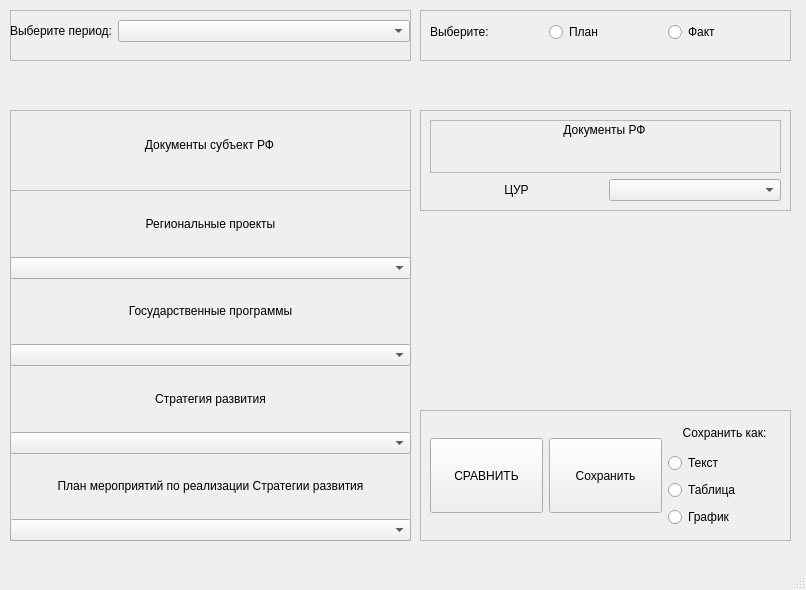
Qt form uiFiles/MainWindow.ui (ssofaaa07/SP_projectQT) before a commit.
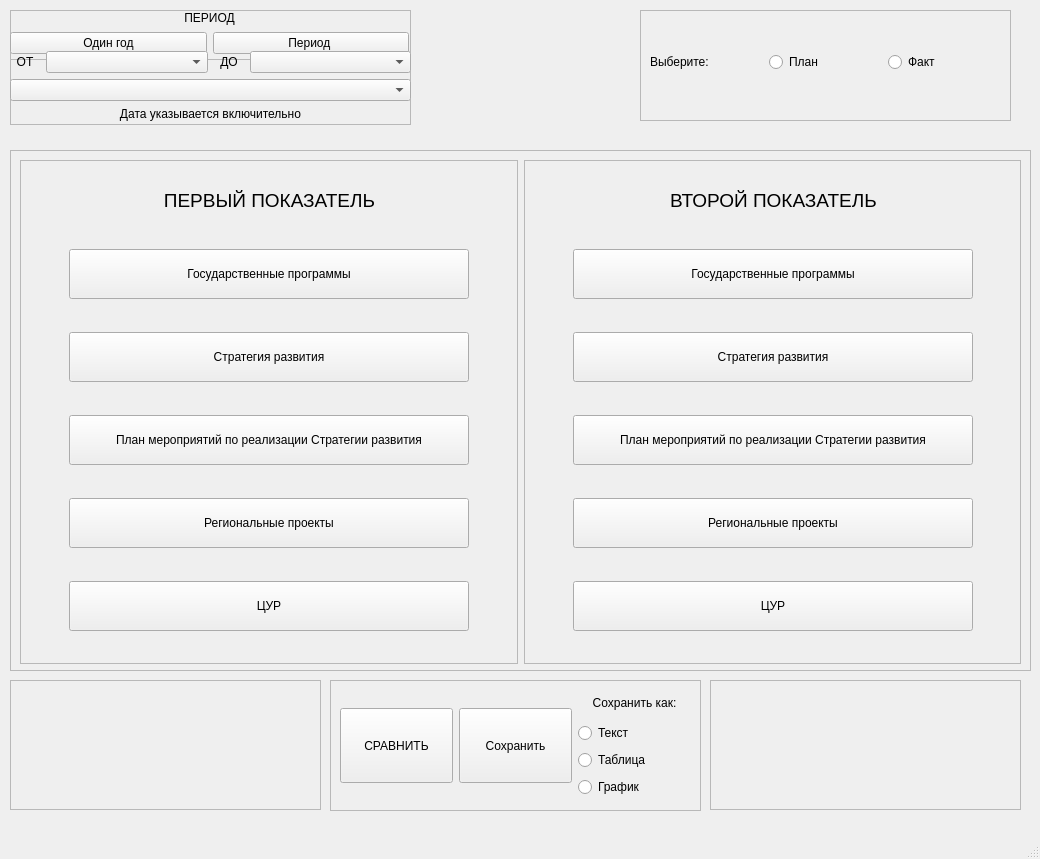
The same form after that commit.

What changed in the file:
```diff
--- a/uiFiles/MainWindow.ui
+++ b/uiFiles/MainWindow.ui
@@ -6,194 +6,19 @@
    <rect>
     <x>0</x>
     <y>0</y>
-    <width>806</width>
-    <height>590</height>
+    <width>1040</width>
+    <height>859</height>
    </rect>
   </property>
   <property name="windowTitle">
    <string>MainWindow</string>
   </property>
-  <widget class="QWidget" name="centralwidget">
-   <widget class="QFrame" name="MainParametersFrame">
-    <property name="geometry">
-     <rect>
-      <x>10</x>
-      <y>110</y>
-      <width>401</width>
-      <height>431</height>
-     </rect>
-    </property>
-    <property name="frameShape">
-     <enum>QFrame::StyledPanel</enum>
-    </property>
-    <property name="frameShadow">
-     <enum>QFrame::Raised</enum>
-    </property>
-    <widget class="QWidget" name="verticalLayoutWidget">
-     <property name="geometry">
-      <rect>
-       <x>0</x>
-       <y>0</y>
-       <width>401</width>
-       <height>431</height>
-      </rect>
-     </property>
-     <layout class="QVBoxLayout" name="MainParametesVerticalLayout">
-      <item>
-       <widget class="QFrame" name="MPSubFrame">
-        <property name="frameShape">
-         <enum>QFrame::StyledPanel</enum>
-        </property>
-        <property name="frameShadow">
-         <enum>QFrame::Raised</enum>
-        </property>
-        <widget class="QLabel" name="MainParametersLabel">
-         <property name="geometry">
-          <rect>
-           <x>0</x>
-           <y>10</y>
-           <width>399</width>
-           <height>51</height>
-          </rect>
-         </property>
-         <property name="text">
-          <string>&lt;html&gt;&lt;head/&gt;&lt;body&gt;&lt;p align=&quot;center&quot;&gt;Документы субъект РФ&lt;/p&gt;&lt;/body&gt;&lt;/html&gt;</string>
-         </property>
-        </widget>
-       </widget>
-      </item>
-      <item>
-       <layout class="QVBoxLayout" name="RPVerticalLayout">
-        <item>
-         <widget class="QLabel" name="RPLabel">
-          <property name="text">
-           <string>&lt;html&gt;&lt;head/&gt;&lt;body&gt;&lt;p align=&quot;center&quot;&gt;Региональные проекты&lt;/p&gt;&lt;/body&gt;&lt;/html&gt;</string>
-          </property>
-         </widget>
-        </item>
-        <item>
-         <widget class="QComboBox" name="RPComboBox"/>
-        </item>
-       </layout>
-      </item>
-      <item>
-       <layout class="QVBoxLayout" name="GPVerticalLayout">
-        <item>
-         <widget class="QLabel" name="GPlabel">
-          <property name="text">
-           <string>&lt;html&gt;&lt;head/&gt;&lt;body&gt;&lt;p align=&quot;center&quot;&gt;Государственные программы&lt;/p&gt;&lt;/body&gt;&lt;/html&gt;</string>
-          </property>
-         </widget>
-        </item>
-        <item>
-         <widget class="QComboBox" name="GPComboBox"/>
-        </item>
-       </layout>
-      </item>
-      <item>
-       <layout class="QVBoxLayout" name="StrategyVerticalLayout">
-        <item>
-         <widget class="QLabel" name="StrategyLabel">
-          <property name="text">
-           <string>&lt;html&gt;&lt;head/&gt;&lt;body&gt;&lt;p align=&quot;center&quot;&gt;Стратегия развития&lt;/p&gt;&lt;/body&gt;&lt;/html&gt;</string>
-          </property>
-         </widget>
-        </item>
-        <item>
-         <widget class="QComboBox" name="StrategyComboBox"/>
-        </item>
-       </layout>
-      </item>
-      <item>
-       <layout class="QVBoxLayout" name="PMVerticalLayout">
-        <item>
-         <widget class="QLabel" name="PMLabel">
-          <property name="text">
-           <string>&lt;html&gt;&lt;head/&gt;&lt;body&gt;&lt;p align=&quot;center&quot;&gt;План мероприятий по реализации Стратегии развития&lt;/p&gt;&lt;/body&gt;&lt;/html&gt;</string>
-          </property>
-          <property name="scaledContents">
-           <bool>false</bool>
-          </property>
-         </widget>
-        </item>
-        <item>
-         <widget class="QComboBox" name="PMComboBox"/>
-        </item>
-       </layout>
-      </item>
-     </layout>
-    </widget>
-   </widget>
-   <widget class="QFrame" name="OtherParametersFrame">
-    <property name="geometry">
-     <rect>
-      <x>420</x>
-      <y>110</y>
-      <width>371</width>
-      <height>101</height>
-     </rect>
-    </property>
-    <property name="frameShape">
-     <enum>QFrame::StyledPanel</enum>
-    </property>
-    <property name="frameShadow">
-     <enum>QFrame::Raised</enum>
-    </property>
-    <widget class="QWidget" name="verticalLayoutWidget_6">
-     <property name="geometry">
-      <rect>
-       <x>10</x>
-       <y>10</y>
-       <width>351</width>
-       <height>81</height>
-      </rect>
-     </property>
-     <layout class="QVBoxLayout" name="OtherParametersVerticalLayout">
-      <item>
-       <widget class="QFrame" name="OPSubFrame">
-        <property name="frameShape">
-         <enum>QFrame::StyledPanel</enum>
-        </property>
-        <property name="frameShadow">
-         <enum>QFrame::Raised</enum>
-        </property>
-        <widget class="QLabel" name="OtherParametersNameLabel">
-         <property name="geometry">
-          <rect>
-           <x>0</x>
-           <y>0</y>
-           <width>349</width>
-           <height>21</height>
-          </rect>
-         </property>
-         <property name="text">
-          <string>&lt;html&gt;&lt;head/&gt;&lt;body&gt;&lt;p align=&quot;center&quot;&gt;Документы РФ&lt;/p&gt;&lt;/body&gt;&lt;/html&gt;</string>
-         </property>
-        </widget>
-       </widget>
-      </item>
-      <item>
-       <layout class="QHBoxLayout" name="OtherParametersHorizontalLayout">
-        <item>
-         <widget class="QLabel" name="OtherParametersLabel">
-          <property name="text">
-           <string>&lt;html&gt;&lt;head/&gt;&lt;body&gt;&lt;p align=&quot;center&quot;&gt;ЦУР&lt;/p&gt;&lt;/body&gt;&lt;/html&gt;</string>
-          </property>
-         </widget>
-        </item>
-        <item>
-         <widget class="QComboBox" name="OtherParametersComboBox"/>
-        </item>
-       </layout>
-      </item>
-     </layout>
-    </widget>
-   </widget>
+  <widget class="QWidget" name="centralWidget">
    <widget class="QFrame" name="SaveParametersFrame">
     <property name="geometry">
      <rect>
-      <x>420</x>
-      <y>410</y>
+      <x>330</x>
+      <y>680</y>
       <width>371</width>
       <height>131</height>
      </rect>
@@ -287,45 +112,180 @@
       <x>10</x>
       <y>10</y>
       <width>401</width>
-      <height>51</height>
+      <height>115</height>
      </rect>
     </property>
+    <property name="minimumSize">
+     <size>
+      <width>0</width>
+      <height>115</height>
+     </size>
+    </property>
+    <property name="maximumSize">
+     <size>
+      <width>16777215</width>
+      <height>115</height>
+     </size>
+    </property>
     <property name="frameShape">
      <enum>QFrame::StyledPanel</enum>
     </property>
     <property name="frameShadow">
      <enum>QFrame::Raised</enum>
     </property>
-    <widget class="QWidget" name="formLayoutWidget">
+    <widget class="QWidget" name="verticalLayoutWidget">
      <property name="geometry">
       <rect>
        <x>0</x>
-       <y>10</y>
-       <width>400</width>
-       <height>31</height>
+       <y>0</y>
+       <width>401</width>
+       <height>111</height>
       </rect>
      </property>
-     <layout class="QFormLayout" name="PeriodFormLayout">
-      <item row="0" column="0">
-       <widget class="QLabel" name="YearsLabel">
+     <layout class="QVBoxLayout" name="periodVerticalLayout">
+      <item>
+       <widget class="QFrame" name="headerFrame">
+        <property name="minimumSize">
+         <size>
+          <width>0</width>
+          <height>50</height>
+         </size>
+        </property>
+        <property name="maximumSize">
+         <size>
+          <width>16777215</width>
+          <height>100</height>
+         </size>
+        </property>
+        <property name="frameShape">
+         <enum>QFrame::StyledPanel</enum>
+        </property>
+        <property name="frameShadow">
+         <enum>QFrame::Raised</enum>
+        </property>
+        <widget class="QWidget" name="horizontalLayoutWidget">
+         <property name="geometry">
+          <rect>
+           <x>0</x>
+           <y>20</y>
+           <width>399</width>
+           <height>27</height>
+          </rect>
+         </property>
+         <layout class="QHBoxLayout" name="buttonHorizontalLayout">
+          <item>
+           <widget class="QPushButton" name="oneYearButton">
+            <property name="styleSheet">
+             <string notr="true"/>
+            </property>
+            <property name="text">
+             <string>Один год</string>
+            </property>
+           </widget>
+          </item>
+          <item>
+           <widget class="QPushButton" name="yearPeriodButton">
+            <property name="text">
+             <string>Период </string>
+            </property>
+           </widget>
+          </item>
+         </layout>
+        </widget>
+        <widget class="QLabel" name="headerLabel">
+         <property name="geometry">
+          <rect>
+           <x>0</x>
+           <y>0</y>
+           <width>399</width>
+           <height>16</height>
+          </rect>
+         </property>
+         <property name="text">
+          <string>&lt;html&gt;&lt;head/&gt;&lt;body&gt;&lt;p align=&quot;center&quot;&gt;ПЕРИОД&lt;/p&gt;&lt;/body&gt;&lt;/html&gt;</string>
+         </property>
+        </widget>
+       </widget>
+      </item>
+      <item>
+       <layout class="QVBoxLayout" name="periodLayout">
+        <item>
+         <layout class="QHBoxLayout" name="periodHorizontalLayout">
+          <item>
+           <widget class="QLabel" name="fromLabel">
+            <property name="minimumSize">
+             <size>
+              <width>0</width>
+              <height>0</height>
+             </size>
+            </property>
+            <property name="maximumSize">
+             <size>
+              <width>30</width>
+              <height>16777215</height>
+             </size>
+            </property>
+            <property name="baseSize">
+             <size>
+              <width>0</width>
+              <height>0</height>
+             </size>
+            </property>
+            <property name="styleSheet">
+             <string notr="true"/>
+            </property>
+            <property name="text">
+             <string>&lt;html&gt;&lt;head/&gt;&lt;body&gt;&lt;p align=&quot;center&quot;&gt;ОТ&lt;/p&gt;&lt;/body&gt;&lt;/html&gt;</string>
+            </property>
+           </widget>
+          </item>
+          <item>
+           <widget class="QComboBox" name="fromComboBox"/>
+          </item>
+          <item>
+           <widget class="QLabel" name="toLabel">
+            <property name="maximumSize">
+             <size>
+              <width>30</width>
+              <height>16777215</height>
+             </size>
+            </property>
+            <property name="text">
+             <string>&lt;html&gt;&lt;head/&gt;&lt;body&gt;&lt;p align=&quot;center&quot;&gt;ДО&lt;/p&gt;&lt;/body&gt;&lt;/html&gt;</string>
+            </property>
+           </widget>
+          </item>
+          <item>
+           <widget class="QComboBox" name="toComboBox"/>
+          </item>
+         </layout>
+        </item>
+       </layout>
+      </item>
+      <item>
+       <widget class="QComboBox" name="oneYearComboBox">
+        <property name="styleSheet">
+         <string notr="true"/>
+        </property>
+       </widget>
+      </item>
+      <item>
+       <widget class="QLabel" name="footerLabel">
         <property name="text">
-         <string>Выберите период:</string>
+         <string>&lt;html&gt;&lt;head/&gt;&lt;body&gt;&lt;p align=&quot;center&quot;&gt;Дата указывается включительно&lt;/p&gt;&lt;/body&gt;&lt;/html&gt;</string>
         </property>
        </widget>
       </item>
-      <item row="0" column="1">
-       <widget class="QComboBox" name="YearsComboBox"/>
-      </item>
      </layout>
     </widget>
    </widget>
    <widget class="QFrame" name="PFFrame">
     <property name="geometry">
      <rect>
-      <x>420</x>
+      <x>640</x>
       <y>10</y>
       <width>371</width>
-      <height>51</height>
+      <height>111</height>
      </rect>
     </property>
     <property name="frameShape">
@@ -338,36 +298,356 @@
      <property name="geometry">
       <rect>
        <x>10</x>
-       <y>10</y>
+       <y>40</y>
        <width>351</width>
        <height>25</height>
       </rect>
      </property>
-     <layout class="QGridLayout" name="gridLayout">
-      <item row="0" column="0">
-       <widget class="QLabel" name="PlanFactLabel">
-        <property name="text">
-         <string>Выберите:</string>
-        </property>
-       </widget>
-      </item>
-      <item row="0" column="1">
-       <widget class="QRadioButton" name="PlanRadioButton">
-        <property name="text">
-         <string>План</string>
-        </property>
-       </widget>
-      </item>
+     <layout class="QGridLayout" name="PFGridLayout">
       <item row="0" column="2">
-       <widget class="QRadioButton" name="FactRadioButton">
+       <widget class="QRadioButton" name="planRadioButton">
+        <property name="text">
+         <string>План</string>
+        </property>
+       </widget>
+      </item>
+      <item row="0" column="3">
+       <widget class="QRadioButton" name="factRadioButton">
         <property name="text">
          <string>Факт</string>
         </property>
        </widget>
       </item>
+      <item row="0" column="1">
+       <widget class="QLabel" name="planFactLabel">
+        <property name="text">
+         <string>Выберите:</string>
+        </property>
+       </widget>
+      </item>
      </layout>
     </widget>
    </widget>
+   <widget class="QFrame" name="IndicatorsFrame">
+    <property name="geometry">
+     <rect>
+      <x>10</x>
+      <y>150</y>
+      <width>1021</width>
+      <height>521</height>
+     </rect>
+    </property>
+    <property name="frameShape">
+     <enum>QFrame::StyledPanel</enum>
+    </property>
+    <property name="frameShadow">
+     <enum>QFrame::Raised</enum>
+    </property>
+    <widget class="QWidget" name="layoutWidget">
+     <property name="geometry">
+      <rect>
+       <x>10</x>
+       <y>10</y>
+       <width>1001</width>
+       <height>504</height>
+      </rect>
+     </property>
+     <layout class="QHBoxLayout" name="indicatorsHorizontalLayout">
+      <item>
+       <widget class="QFrame" name="secindIndicatorFrame">
+        <property name="frameShape">
+         <enum>QFrame::StyledPanel</enum>
+        </property>
+        <property name="frameShadow">
+         <enum>QFrame::Raised</enum>
+        </property>
+        <widget class="QWidget" name="verticalLayoutWidget_2">
+         <property name="geometry">
+          <rect>
+           <x>-1</x>
+           <y>-1</y>
+           <width>501</width>
+           <height>501</height>
+          </rect>
+         </property>
+         <layout class="QVBoxLayout" name="secondIndVerticalLayout">
+          <item>
+           <widget class="QLabel" name="firstIndicatorLabel">
+            <property name="maximumSize">
+             <size>
+              <width>16777215</width>
+              <height>30</height>
+             </size>
+            </property>
+            <property name="text">
+             <string>&lt;html&gt;&lt;head/&gt;&lt;body&gt;&lt;p align=&quot;center&quot;&gt;&lt;span style=&quot; font-size:14pt;&quot;&gt;ПЕРВЫЙ ПОКАЗАТЕЛЬ&lt;/span&gt;&lt;/p&gt;&lt;/body&gt;&lt;/html&gt;</string>
+            </property>
+           </widget>
+          </item>
+          <item alignment="Qt::AlignHCenter">
+           <widget class="QPushButton" name="GPPushButton">
+            <property name="minimumSize">
+             <size>
+              <width>400</width>
+              <height>50</height>
+             </size>
+            </property>
+            <property name="maximumSize">
+             <size>
+              <width>400</width>
+              <height>16777215</height>
+             </size>
+            </property>
+            <property name="text">
+             <string>Государственные программы</string>
+            </property>
+           </widget>
+          </item>
+          <item alignment="Qt::AlignHCenter">
+           <widget class="QPushButton" name="strategyPushButton">
+            <property name="minimumSize">
+             <size>
+              <width>400</width>
+              <height>50</height>
+             </size>
+            </property>
+            <property name="maximumSize">
+             <size>
+              <width>400</width>
+              <height>16777215</height>
+             </size>
+            </property>
+            <property name="text">
+             <string>Стратегия развития</string>
+            </property>
+           </widget>
+          </item>
+          <item alignment="Qt::AlignHCenter">
+           <widget class="QPushButton" name="PMPushButton">
+            <property name="minimumSize">
+             <size>
+              <width>400</width>
+              <height>50</height>
+             </size>
+            </property>
+            <property name="maximumSize">
+             <size>
+              <width>400</width>
+              <height>16777215</height>
+             </size>
+            </property>
+            <property name="text">
+             <string>План мероприятий по реализации Стратегии развития</string>
+            </property>
+           </widget>
+          </item>
+          <item alignment="Qt::AlignHCenter">
+           <widget class="QPushButton" name="RPPushButton">
+            <property name="minimumSize">
+             <size>
+              <width>400</width>
+              <height>50</height>
+             </size>
+            </property>
+            <property name="maximumSize">
+             <size>
+              <width>400</width>
+              <height>16777215</height>
+             </size>
+            </property>
+            <property name="text">
+             <string>Региональные проекты</string>
+            </property>
+           </widget>
+          </item>
+          <item alignment="Qt::AlignHCenter">
+           <widget class="QPushButton" name="CYRPushButton">
+            <property name="minimumSize">
+             <size>
+              <width>400</width>
+              <height>50</height>
+             </size>
+            </property>
+            <property name="maximumSize">
+             <size>
+              <width>400</width>
+              <height>16777215</height>
+             </size>
+            </property>
+            <property name="text">
+             <string>ЦУР</string>
+            </property>
+           </widget>
+          </item>
+         </layout>
+        </widget>
+       </widget>
+      </item>
+      <item>
+       <widget class="QFrame" name="firstIndicatorFrame">
+        <property name="frameShape">
+         <enum>QFrame::StyledPanel</enum>
+        </property>
+        <property name="frameShadow">
+         <enum>QFrame::Raised</enum>
+        </property>
+        <widget class="QWidget" name="verticalLayoutWidget_3">
+         <property name="geometry">
+          <rect>
+           <x>-1</x>
+           <y>-1</y>
+           <width>501</width>
+           <height>501</height>
+          </rect>
+         </property>
+         <layout class="QVBoxLayout" name="firstIndVerticalLayout">
+          <item>
+           <widget class="QLabel" name="secondIndicatorLabel">
+            <property name="maximumSize">
+             <size>
+              <width>16777215</width>
+              <height>30</height>
+             </size>
+            </property>
+            <property name="text">
+             <string>&lt;html&gt;&lt;head/&gt;&lt;body&gt;&lt;p align=&quot;center&quot;&gt;&lt;span style=&quot; font-size:14pt;&quot;&gt;ВТОРОЙ ПОКАЗАТЕЛЬ&lt;/span&gt;&lt;/p&gt;&lt;/body&gt;&lt;/html&gt;</string>
+            </property>
+           </widget>
+          </item>
+          <item alignment="Qt::AlignHCenter">
+           <widget class="QPushButton" name="GPPushButton2">
+            <property name="minimumSize">
+             <size>
+              <width>400</width>
+              <height>50</height>
+             </size>
+            </property>
+            <property name="maximumSize">
+             <size>
+              <width>400</width>
+              <height>16777215</height>
+             </size>
+            </property>
+            <property name="text">
+             <string>Государственные программы</string>
+            </property>
+           </widget>
+          </item>
+          <item alignment="Qt::AlignHCenter">
+           <widget class="QPushButton" name="strategyPushButton2">
+            <property name="minimumSize">
+             <size>
+              <width>400</width>
+              <height>50</height>
+             </size>
+            </property>
+            <property name="maximumSize">
+             <size>
+              <width>400</width>
+              <height>16777215</height>
+             </size>
+            </property>
+            <property name="text">
+             <string>Стратегия развития</string>
+            </property>
+           </widget>
+          </item>
+          <item alignment="Qt::AlignHCenter">
+           <widget class="QPushButton" name="PMPushButton2">
+            <property name="minimumSize">
+             <size>
+              <width>400</width>
+              <height>50</height>
+             </size>
+            </property>
+            <property name="maximumSize">
+             <size>
+              <width>400</width>
+              <height>16777215</height>
+             </size>
+            </property>
+            <property name="text">
+             <string>План мероприятий по реализации Стратегии развития</string>
+            </property>
+           </widget>
+          </item>
+          <item alignment="Qt::AlignHCenter">
+           <widget class="QPushButton" name="RPPushButton2">
+            <property name="minimumSize">
+             <size>
+              <width>400</width>
+              <height>50</height>
+             </size>
+            </property>
+            <property name="maximumSize">
+             <size>
+              <width>400</width>
+              <height>16777215</height>
+             </size>
+            </property>
+            <property name="text">
+             <string>Региональные проекты</string>
+            </property>
+           </widget>
+          </item>
+          <item alignment="Qt::AlignHCenter">
+           <widget class="QPushButton" name="CYRPushButton2">
+            <property name="minimumSize">
+             <size>
+              <width>400</width>
+              <height>50</height>
+             </size>
+            </property>
+            <property name="maximumSize">
+             <size>
+              <width>400</width>
+              <height>16777215</height>
+             </size>
+            </property>
+            <property name="text">
+             <string>ЦУР</string>
+            </property>
+           </widget>
+          </item>
+         </layout>
+        </widget>
+       </widget>
+      </item>
+     </layout>
+    </widget>
+   </widget>
+   <widget class="QFrame" name="frame_3">
+    <property name="geometry">
+     <rect>
+      <x>10</x>
+      <y>680</y>
+      <width>311</width>
+      <height>130</height>
+     </rect>
+    </property>
+    <property name="frameShape">
+     <enum>QFrame::StyledPanel</enum>
+    </property>
+    <property name="frameShadow">
+     <enum>QFrame::Raised</enum>
+    </property>
+   </widget>
+   <widget class="QFrame" name="frame_4">
+    <property name="geometry">
+     <rect>
+      <x>710</x>
+      <y>680</y>
+      <width>311</width>
+      <height>130</height>
+     </rect>
+    </property>
+    <property name="frameShape">
+     <enum>QFrame::StyledPanel</enum>
+    </property>
+    <property name="frameShadow">
+     <enum>QFrame::Raised</enum>
+    </property>
+   </widget>
   </widget>
   <widget class="QMenuBar" name="menubar">
    <property name="geometry">
```
Left out of the diff: 18 changed lines with no effect on the pictures.
